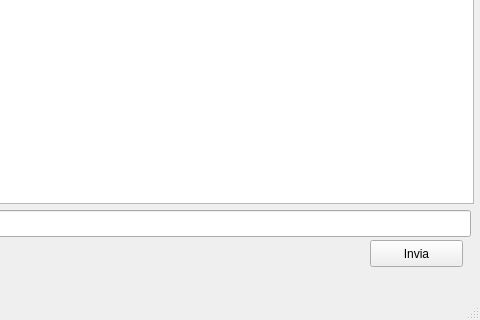
Qt form BradyChatProject/chat.ui (BradyChat/Source) before a commit; both pictures show x 320 to 800 and y 280 to 600 of the 800 by 600 pixel window.
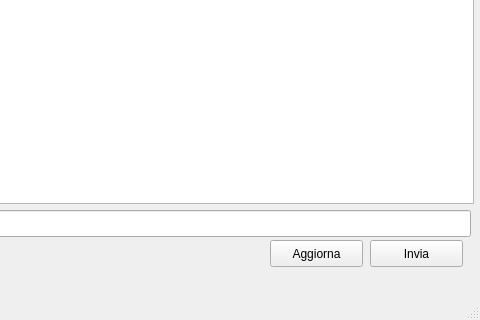
The same form after that commit.

Diff of the .ui file:
```diff
--- a/BradyChatProject/chat.ui
+++ b/BradyChatProject/chat.ui
@@ -60,6 +60,19 @@
      <string>Cambia Account</string>
     </property>
    </widget>
+   <widget class="QPushButton" name="btnAggiorna">
+    <property name="geometry">
+     <rect>
+      <x>590</x>
+      <y>520</y>
+      <width>93</width>
+      <height>27</height>
+     </rect>
+    </property>
+    <property name="text">
+     <string>Aggiorna</string>
+    </property>
+   </widget>
   </widget>
   <widget class="QMenuBar" name="menubar">
    <property name="geometry">
```
